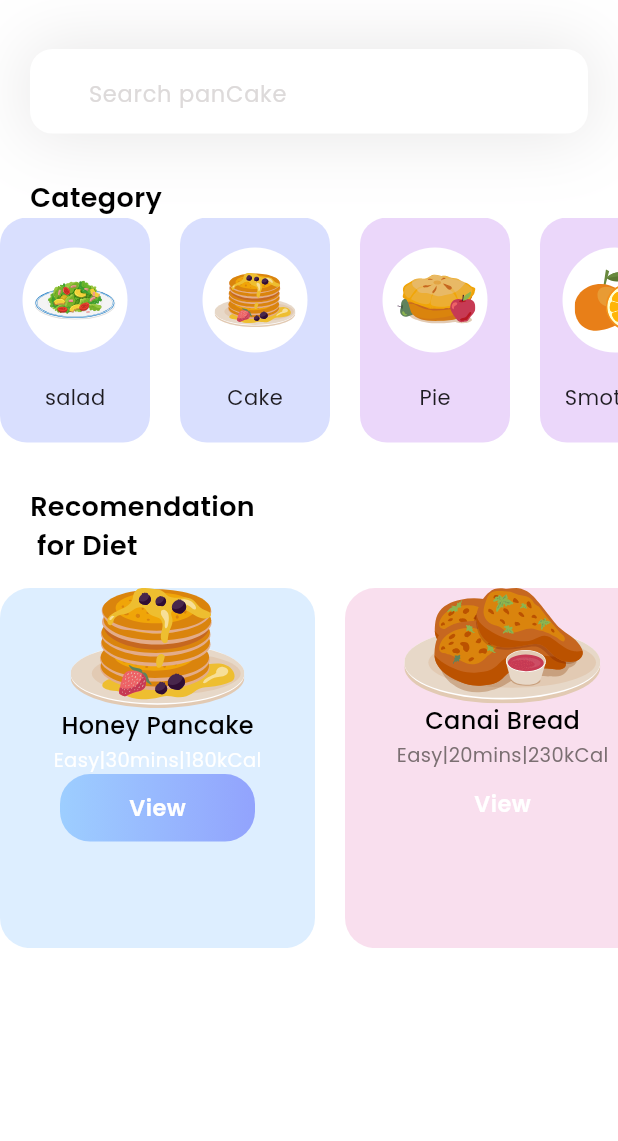
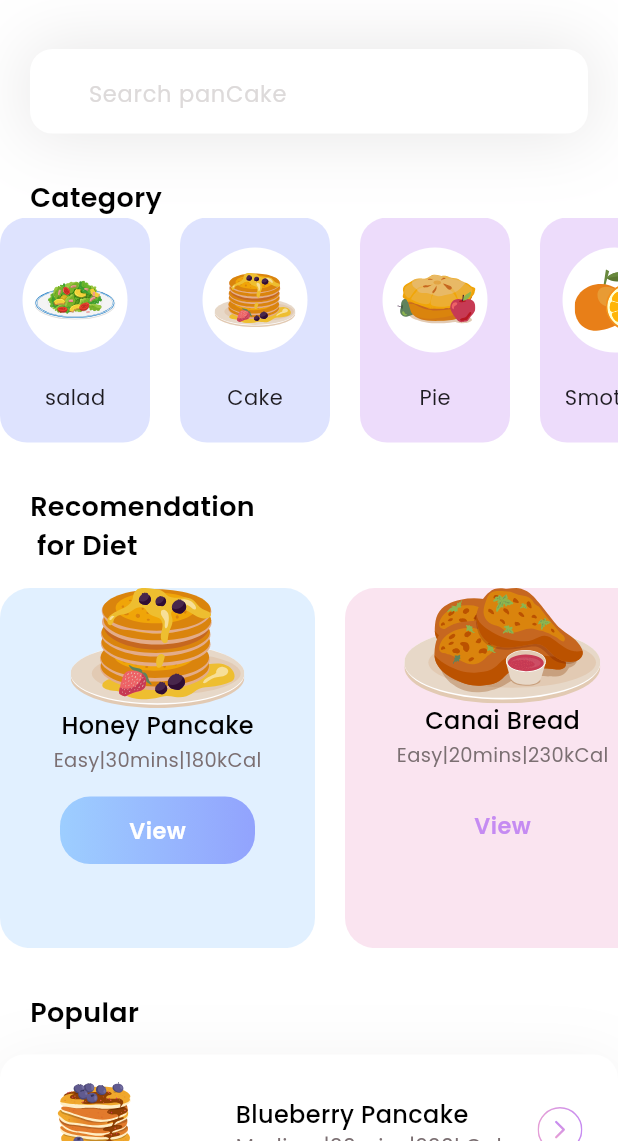
Before and after one commit to sabin79/breakfastUI, a Flutter app: the screen it shows after launch, on a phone screen of 412 x 824 dp, the part 95-1236 px from its top. Run offline on Flutter 3.47's test engine with Material 3 defaults, Android fonts, the phone set to English and light mode, and no system bars; our stand-ins replace flutter_svg.

Commit message:
popular commit

```diff
--- /dev/null
+++ b/lib/models/popular_model.dart
@@ -0,0 +1,40 @@
+class PopularDietsModel {
+  String name;
+  String iconPath;
+  String level;
+  String duration;
+  String calorie;
+  bool boxIsSelected;
+
+  PopularDietsModel(
+      {required this.name,
+      required this.iconPath,
+      required this.level,
+      required this.duration,
+      required this.calorie,
+      required this.boxIsSelected});
+
+  static List<PopularDietsModel> getPopularDiets() {
+    List<PopularDietsModel> popularDiets = [];
+
+    popularDiets.add(PopularDietsModel(
+      name: 'Blueberry Pancake',
+      iconPath: 'assets/icons/blueberry-pancake.svg',
+      level: 'Medium',
+      duration: '30mins',
+      calorie: '230kCal',
+      boxIsSelected: true,
+    ));
+
+    popularDiets.add(PopularDietsModel(
+      name: 'Salmon Nigiri',
+      iconPath: 'assets/icons/salmon-nigiri.svg',
+      level: 'Easy',
+      duration: '20mins',
+      calorie: '120kCal',
+      boxIsSelected: false,
+    ));
+
+    return popularDiets;
+  }
+}
--- a/lib/page/homepage.dart
+++ b/lib/page/homepage.dart
@@ -2,6 +2,7 @@ import 'package:flutter/material.dart';
 import 'package:flutter_svg/flutter_svg.dart';
 import 'package:foodui/models/category_model.dart';
 import 'package:foodui/models/deit_model.dart';
+import 'package:foodui/models/popular_model.dart';
 
 class HomePage extends StatefulWidget {
   const HomePage({super.key});
@@ -12,10 +13,12 @@ class HomePage extends StatefulWidget {
 class _HomePageState extends State<HomePage> {
   List<CategoryModel> categories = [];
   List<DietModel> diets = [];
+  List<PopularDietsModel> popularDiets = [];
 
   void _getInitInfo() {
     categories = CategoryModel.getCategories();
     diets = DietModel.getDiets();
+    popularDiets = PopularDietsModel.getPopularDiets();
   }
 
   @override
@@ -24,8 +27,7 @@ class _HomePageState extends State<HomePage> {
     return Scaffold(
       appBar: appBar(),
       backgroundColor: Colors.white,
-      body: Column(
-        crossAxisAlignment: CrossAxisAlignment.start,
+      body: ListView(
         children: [
           _searchfield(),
           const SizedBox(
@@ -35,7 +37,99 @@ class _HomePageState extends State<HomePage> {
           const SizedBox(
             height: 30,
           ),
-          _dietSection()
+          _dietSection(),
+          const SizedBox(
+            height: 30,
+          ),
+          Column(
+            crossAxisAlignment: CrossAxisAlignment.start,
+            children: [
+              const Padding(
+                padding: EdgeInsets.only(left: 20),
+                child: Text(
+                  'Popular',
+                  style: TextStyle(
+                      color: Colors.black,
+                      fontSize: 18,
+                      fontWeight: FontWeight.w600),
+                ),
+              ),
+              const SizedBox(
+                height: 15,
+              ),
+              ListView.separated(
+                  itemBuilder: (context, index) {
+                    return Container(
+                      height: 100,
+                      decoration: BoxDecoration(
+                          color: popularDiets[index].boxIsSelected
+                              ? Colors.white
+                              : Colors.transparent,
+                          borderRadius: BorderRadius.circular(16),
+                          boxShadow: popularDiets[index].boxIsSelected
+                              ? [
+                                  BoxShadow(
+                                    color: const Color(0xff1d1617)
+                                        .withOpacity(0.07),
+                                    offset: const Offset(0, 10),
+                                    blurRadius: 40,
+                                    spreadRadius: 1,
+                                  )
+                                ]
+                              : []),
+                      child: Row(
+                        mainAxisAlignment: MainAxisAlignment.spaceEvenly,
+                        children: [
+                          Padding(
+                            padding: const EdgeInsets.all(8.0),
+                            child: SvgPicture.asset(
+                              popularDiets[index].iconPath,
+                              width: 65,
+                              height: 65,
+                            ),
+                          ),
+                          const SizedBox(
+                            width: 5,
+                          ),
+                          Column(
+                            mainAxisAlignment: MainAxisAlignment.center,
+                            crossAxisAlignment: CrossAxisAlignment.start,
+                            children: [
+                              Text(
+                                popularDiets[index].name,
+                                style: const TextStyle(
+                                    fontWeight: FontWeight.w500,
+                                    fontSize: 16,
+                                    color: Colors.black),
+                              ),
+                              Text(
+                                '${popularDiets[index].level}|${popularDiets[index].duration}|${popularDiets[index].calorie}',
+                                style: const TextStyle(
+                                    color: Color(0xff7b6f72),
+                                    fontSize: 14,
+                                    fontWeight: FontWeight.w400),
+                              )
+                            ],
+                          ),
+                          GestureDetector(
+                            onTap: () {},
+                            child: SvgPicture.asset(
+                              'assets/icons/button.svg',
+                              height: 30,
+                              width: 30,
+                            ),
+                          )
+                        ],
+                      ),
+                    );
+                  },
+                  separatorBuilder: (context, index) => const SizedBox(
+                        height: 25,
+                      ),
+                  shrinkWrap: true,
+                  itemCount: popularDiets.length)
+            ],
+          )
         ],
       ),
     );
@@ -44,6 +138,7 @@ class _HomePageState extends State<HomePage> {
   Column _dietSection() {
     return Column(
       crossAxisAlignment: CrossAxisAlignment.start,
+      mainAxisAlignment: MainAxisAlignment.spaceEvenly,
       children: [
         const Padding(
           padding: EdgeInsets.only(left: 20),
@@ -63,7 +158,7 @@ class _HomePageState extends State<HomePage> {
               return Container(
                 width: 210,
                 decoration: BoxDecoration(
-                  color: diets[index].boxColor.withOpacity(0.35),
+                  color: diets[index].boxColor.withOpacity(0.3),
                   borderRadius: BorderRadius.circular(20),
                 ),
                 child: Column(children: [
@@ -81,12 +176,13 @@ class _HomePageState extends State<HomePage> {
                   ),
                   Text(
                     '${diets[index].level}|${diets[index].duration}|${diets[index].calorie}',
-                    style: TextStyle(
-                        color: diets[index].viewIsSelected
-                            ? Colors.white
-                            : const Color(0xff7B6F72),
+                    style: const TextStyle(
+                        color: Color(0xff7B6F72),
                         fontWeight: FontWeight.w400,
                         fontSize: 13),
+                  ),
+                  const SizedBox(
+                    height: 15,
                   ),
                   Container(
                       height: 45,
@@ -104,11 +200,13 @@ class _HomePageState extends State<HomePage> {
                         ),
                         borderRadius: BorderRadius.circular(20),
                       ),
-                      child: const Center(
+                      child: Center(
                         child: Text(
                           'View',
                           style: TextStyle(
-                              color: Colors.white,
+                              color: diets[index].viewIsSelected
+                                  ? Colors.white
+                                  : const Color(0xffc58bf2),
                               fontWeight: FontWeight.w600,
                               fontSize: 15),
                         ),
@@ -149,7 +247,7 @@ class _HomePageState extends State<HomePage> {
                 return Container(
                   width: 100,
                   decoration: BoxDecoration(
-                    color: categories[index].boxColor.withOpacity(0.35),
+                    color: categories[index].boxColor.withOpacity(0.3),
                     borderRadius: BorderRadius.circular(18),
                   ),
                   child: Column(
```
